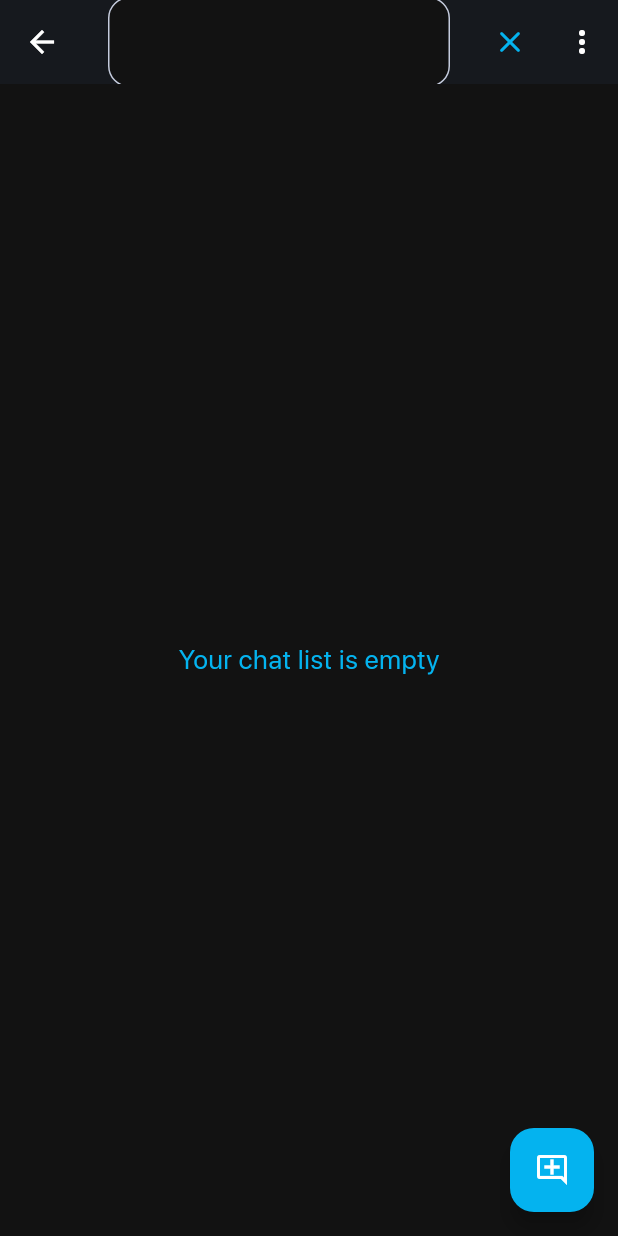
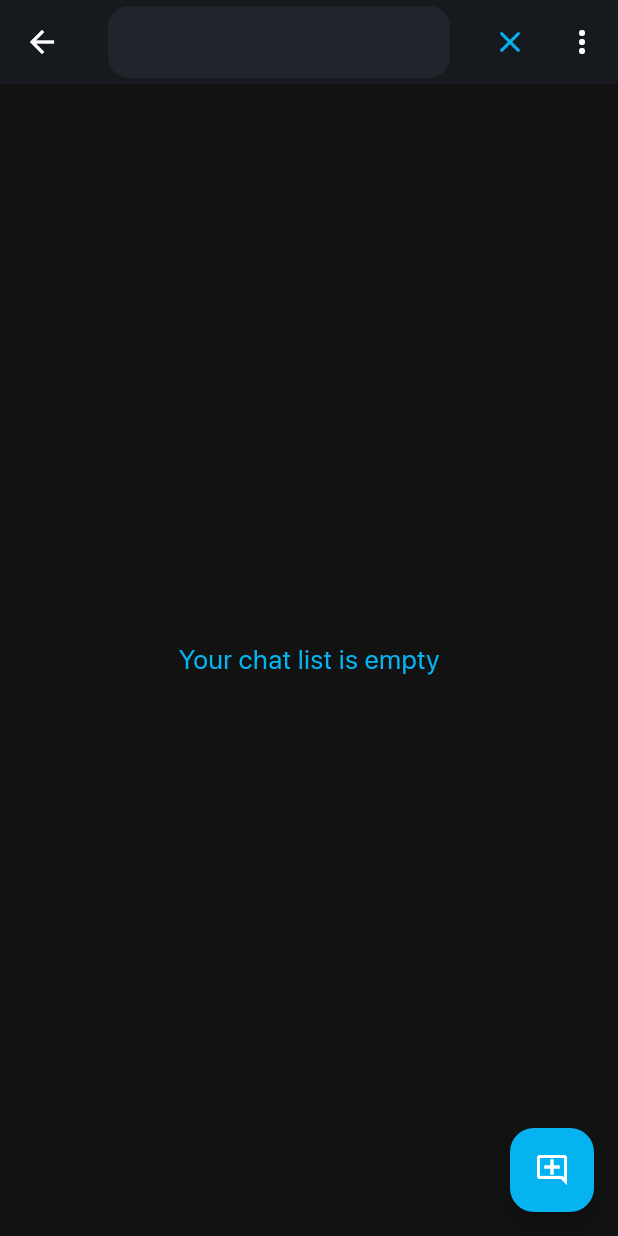
Before and after one commit to Montalmo/izi_chat, a Flutter app: the HomeScreen screen opened by its route, after a tap on the "search" icon, on a phone screen of 412 x 824 dp. Run offline on Flutter 3.47's test engine with Material 3 defaults, Android fonts, the phone set to English and light mode, and no system bars; our stand-ins replace cached_network_image, cloud_firestore, firebase_auth, firebase_core, google_sign_in; missing offline and left inert: svg_flutter; accounts and stored records are empty; generated files the repository leaves out were written again.

Commit message:
finish develop user searching: search users by name and email

```diff
--- a/lib/screens/home_screen.dart
+++ b/lib/screens/home_screen.dart
@@ -16,8 +16,9 @@ class HomeScreen extends StatefulWidget {
 }
 
 class _HomeScreenState extends State<HomeScreen> {
-  List<ChatUser> chatUsers = [];
-  final List<ChatUser> searchUsers = [];
+  final TextEditingController controller = TextEditingController();
+  late List<ChatUser> chatUsers;
+  List<ChatUser> searchUsers = [];
   bool _isSearching = false;
 
   @override
@@ -37,10 +38,49 @@ class _HomeScreenState extends State<HomeScreen> {
                 color: PalletColors.cCyan600,
               ),
         title: _isSearching
-            ? const TextField(
-                decoration: InputDecoration(
-                  border: InputBorder.none,
-                  filled: true
+            ? TextField(
+                controller: controller,
+                //searching logic
+                onChanged: (val) {
+                  //search logic
+                  searchUsers.clear();
+                  for (var i in chatUsers) {
+                    if (i.name.toLowerCase().contains(val.toLowerCase()) ||
+                        i.email.toLowerCase().contains(val.toLowerCase())) {
+                      searchUsers.add(i);
+                      setState(() {
+                        searchUsers;
+                      });
+                    }
+                  }
+                },
+                style: const TextStyle(
+                  fontSize: 14,
+                ),
+                decoration: const InputDecoration(
+                  enabledBorder: OutlineInputBorder(
+                    borderSide: BorderSide(color: Colors.transparent),
+                    borderRadius: BorderRadius.all(
+                      Radius.circular(
+                        14.0,
+                      ),
+                    ),
+                  ),
+                  contentPadding: EdgeInsets.symmetric(
+                    vertical: 2,
+                    horizontal: 12,
+                  ),
+                  border: OutlineInputBorder(),
+                  filled: true,
+                  fillColor: PalletColors.cGrayField,
+                  focusedBorder: OutlineInputBorder(
+                    borderSide: BorderSide(color: Colors.transparent),
+                    borderRadius: BorderRadius.all(
+                      Radius.circular(
+                        14.0,
+                      ),
+                    ),
+                  ),
                 ),
               )
             : const Text('IZIChat'),
@@ -82,7 +122,7 @@ class _HomeScreenState extends State<HomeScreen> {
               case ConnectionState.done:
                 final data = snapshot.data?.docs;
 
-                List chatUsers = data
+                chatUsers = data
                         ?.map(
                           (e) => ChatUser.fromJson(
                             e.data(),
@@ -97,10 +137,14 @@ class _HomeScreenState extends State<HomeScreen> {
                         padding: const EdgeInsets.symmetric(
                           horizontal: 16,
                         ),
-                        itemCount: chatUsers.length,
+                        itemCount: _isSearching
+                            ? searchUsers.length
+                            : chatUsers.length,
                         itemBuilder: (context, index) {
                           return ChatUserCard(
-                            user: chatUsers[index],
+                            user: _isSearching
+                                ? searchUsers[index]
+                                : chatUsers[index],
                           );
                         },
                       )
@@ -114,7 +158,9 @@ class _HomeScreenState extends State<HomeScreen> {
             }
           }),
       floatingActionButton: FloatingActionButton(
-        onPressed: () {},
+        onPressed: () {
+          print(chatUsers[0].name);
+        },
         child: const Icon(Icons.add_comment_outlined),
       ),
     );
--- a/lib/utilits/pallets.dart
+++ b/lib/utilits/pallets.dart
@@ -2,10 +2,11 @@ import 'package:flutter/material.dart';
 
 abstract class PalletColors {
   static const Color cBG = Color.fromRGBO(22, 25, 30, 1);
-  static const Color cBGContainer = Color.fromRGBO(28, 32, 34, 1);
+  static const Color cBGContainer = Color.fromRGBO(25, 29, 34, 1);
   static const Color cWhite = Color.fromRGBO(255, 255, 255, 1);
   static const Color cGray = Color.fromRGBO(196, 203, 221, 1);
   static const Color cGrayText = Color.fromRGBO(151, 151, 157, 1);
+  static const Color cGrayField = Color.fromRGBO(32, 36, 43, 1);
   static const Color cCyan600 = Color.fromRGBO(4, 179, 239, 1);
 }
 
```
